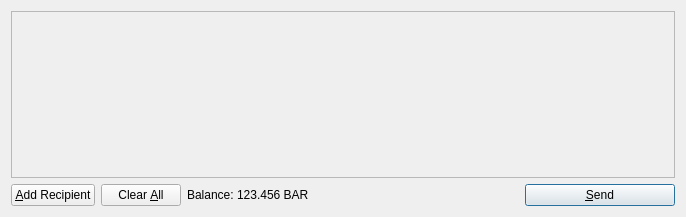
The window that src/qt/forms/sendcoinsdialog.ui (duking/kingcoin) describes before a commit, drawn with Qt 5.
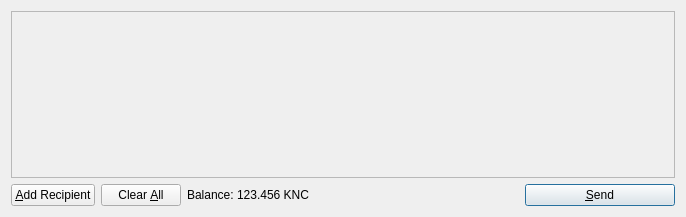
The same window after the commit. Icons and pictures are not drawn.

What changed in the file:
```diff
--- a/src/qt/forms/sendcoinsdialog.ui
+++ b/src/qt/forms/sendcoinsdialog.ui
@@ -119,7 +119,7 @@
           <cursorShape>IBeamCursor</cursorShape>
          </property>
          <property name="text">
-          <string>123.456 BAR</string>
+          <string>123.456 KNC</string>
          </property>
          <property name="textInteractionFlags">
           <set>Qt::LinksAccessibleByMouse|Qt::TextSelectableByKeyboard|Qt::TextSelectableByMouse</set>
```
